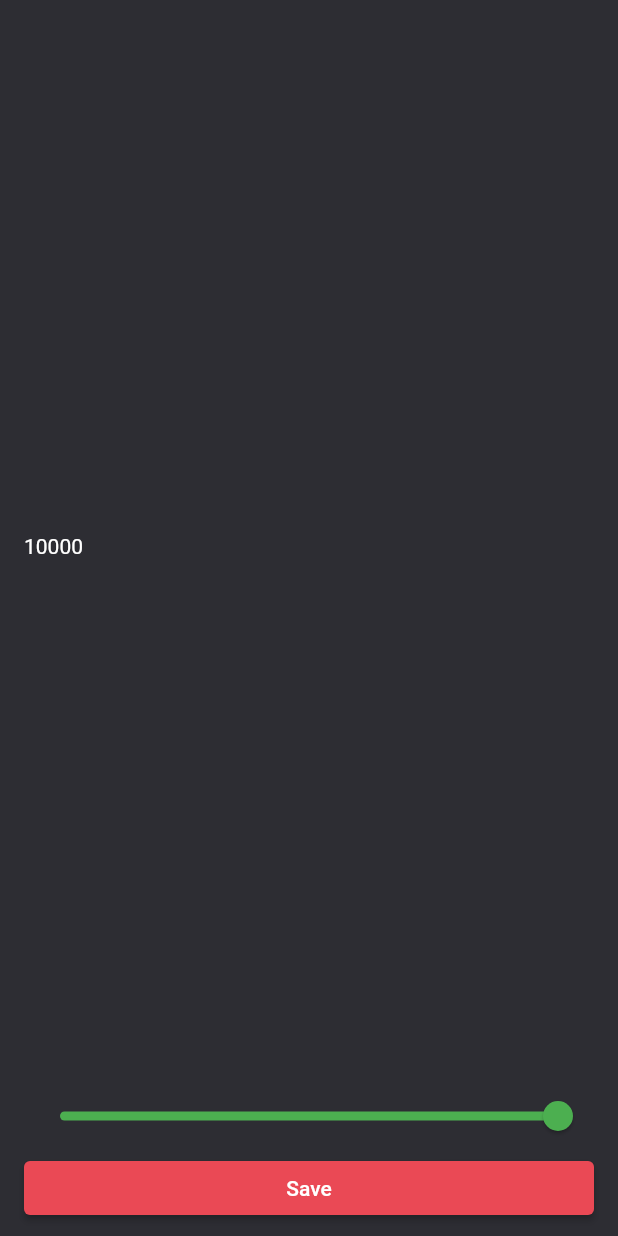
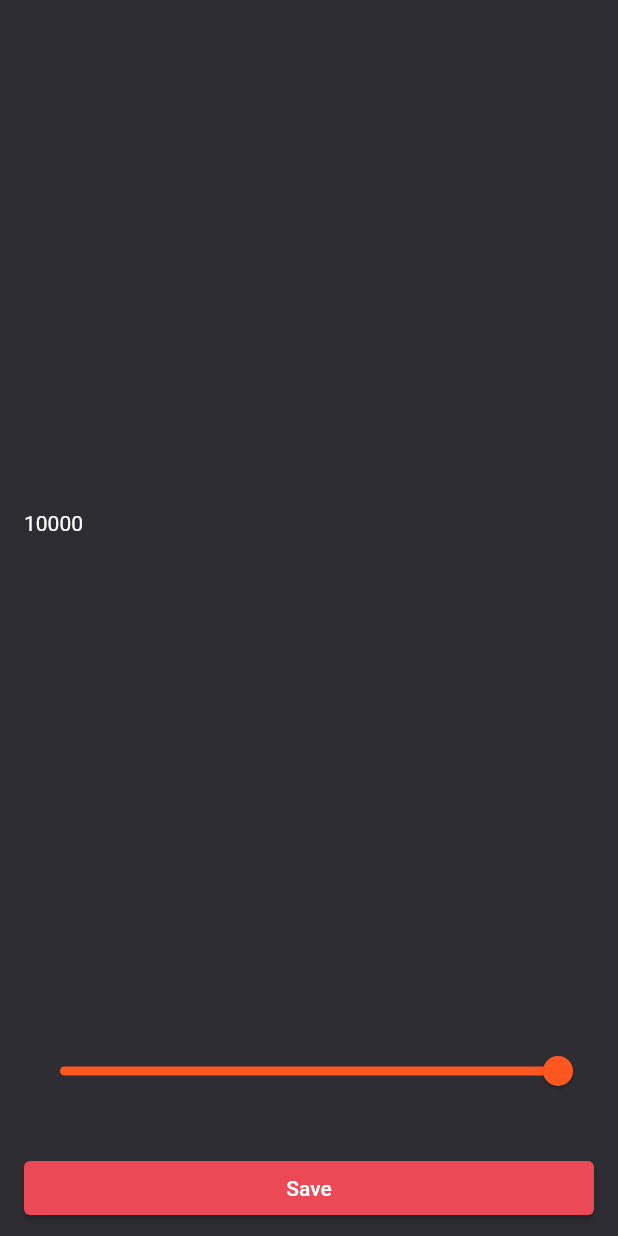
Before and after one commit to swafkorea/flutter_random_number_generator_ex, a Flutter app: the SettingsScreen screen opened directly, on a phone screen of 412 x 824 dp. Run offline on Flutter 3.47's test engine with Material 2 defaults, Android fonts, the phone set to English and light mode, and no system bars.

Commit message:
ui 보정

```diff
--- a/lib/constants/colors.dart
+++ b/lib/constants/colors.dart
@@ -2,7 +2,7 @@ import 'package:flutter/material.dart';
 
 // @NOTE 권장사항에 따르면, 상수명은 camelCase를 따르도록 함.
 // https://points.tistory.com/80
-const MaterialColor primarySwatch = Colors.green;
+const MaterialColor primarySwatch = Colors.deepOrange;
 const Color backgroundColor = Color(0xFF2D2D33);
 const Color foregroundColor = Colors.white;
 const Color primaryColor = Color(0xFFEA4955);
--- a/lib/screens/settings.screen.dart
+++ b/lib/screens/settings.screen.dart
@@ -50,6 +50,7 @@ class _SettingsScreenState extends State<SettingsScreen> {
                   });
                 },
               ),
+              const SizedBox(height: 30),
               SizedBox(
                 width: double.infinity,
                 child: ElevatedButton(
```
